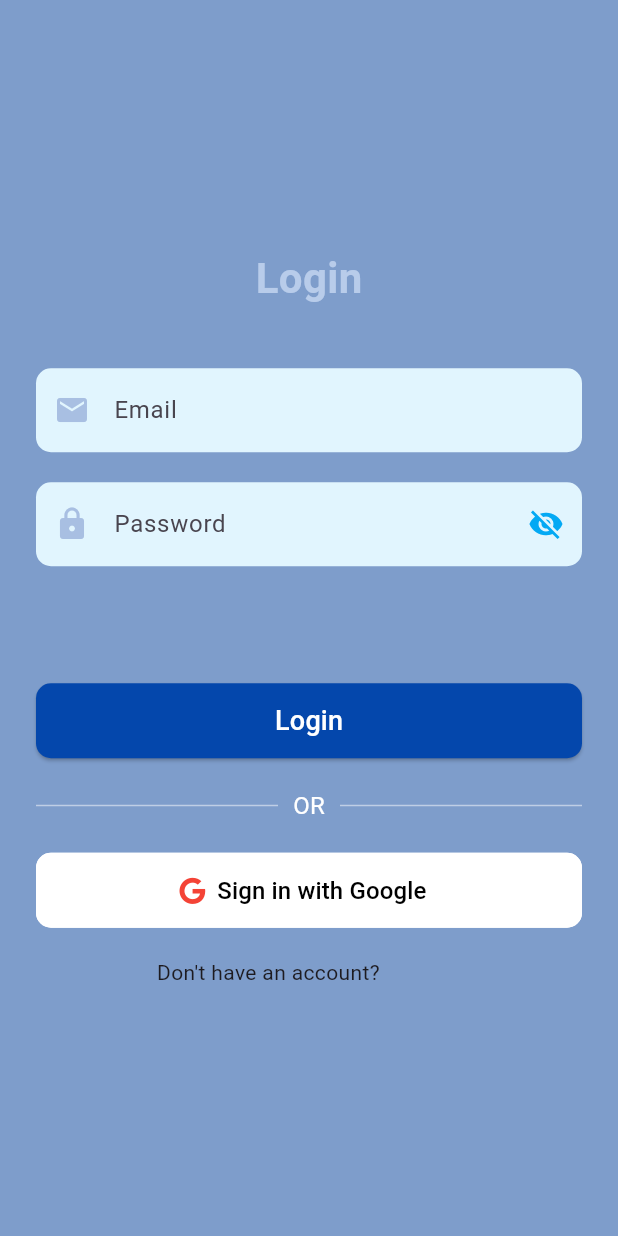
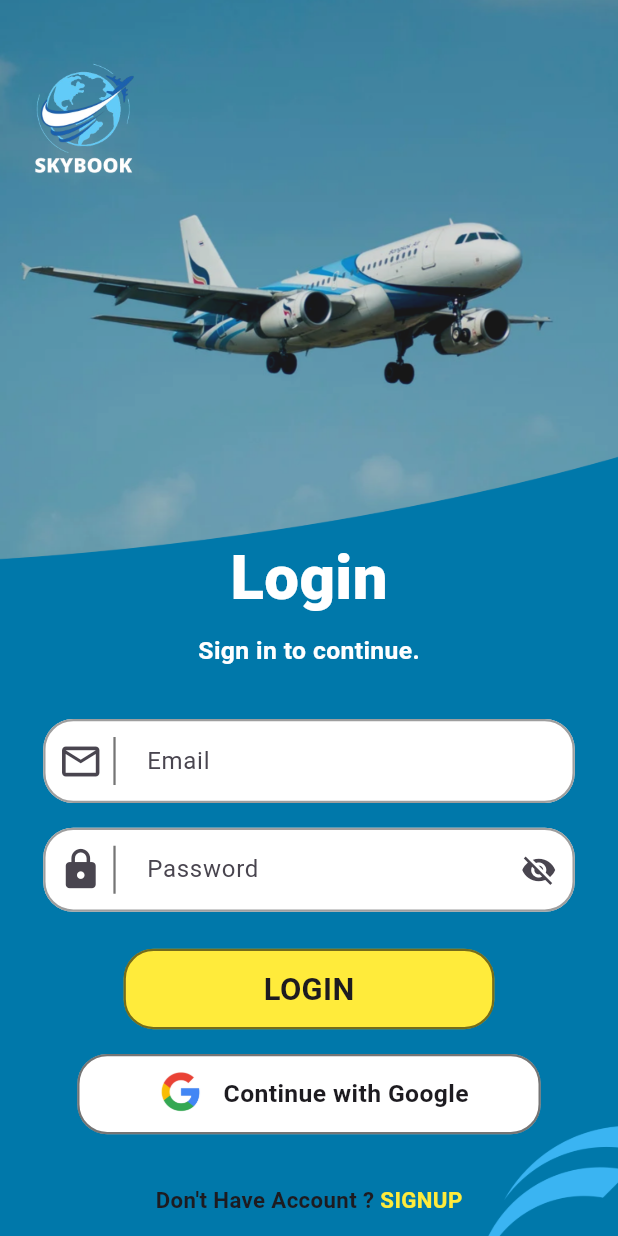
Before and after one commit to Rijan77/flight-tracker, a Flutter app: the LoginPage screen opened directly, on a phone screen of 412 x 824 dp. Run offline on Flutter 3.47's test engine with Material 3 defaults, Android fonts, the light colour scheme and no system bars; our stand-ins replace font_awesome_flutter.

Commit message:
Final Design of LoginPage

```diff
--- a/lib/GUI/Onbording.dart
+++ b/lib/GUI/Onbording.dart
@@ -1,4 +1,5 @@
 import 'package:flight_app/GUI/user_auth/LoginPage.dart';
+import 'package:flight_app/GUI/user_auth/Login_Page.dart';
 import 'package:flutter/material.dart';
 
 
@@ -75,7 +76,7 @@ class _OnbordingState extends State<Onboarding> {
 
                         InkWell(
                           onTap: (){
-                            Navigator.push(context, MaterialPageRoute(builder: (context) => const LoginPage()),
+                            Navigator.push(context, MaterialPageRoute(builder: (context) =>  LoginPage()),
                             );
                           },
                           child: Container(
--- a/lib/GUI/user_auth/LoginPage.dart
+++ b/lib/GUI/user_auth/LoginPage.dart
@@ -1,200 +1,200 @@
-import 'package:flutter/material.dart';
-import 'package:font_awesome_flutter/font_awesome_flutter.dart';
-
-class LoginPage extends StatefulWidget {
-  const LoginPage({super.key});
-
-  @override
-  State<LoginPage> createState() => _LoginPageState();
-}
-
-class _LoginPageState extends State<LoginPage> {
-  final TextEditingController _emailController = TextEditingController();
-  final TextEditingController _passwordController = TextEditingController();
-  bool _isPasswordVisible = false;
-
-  @override
-  void dispose() {
-    _emailController.dispose();
-    _passwordController.dispose();
-    super.dispose();
-  }
-
-  @override
-  Widget build(BuildContext context) {
-    return Scaffold(
-      backgroundColor: const Color(0xff7E9DCB),
-      body: Center(
-        child: Padding(
-          padding: const EdgeInsets.symmetric(horizontal: 24.0),
-          child: Column(
-            mainAxisAlignment: MainAxisAlignment.center,
-            children: [
-              const Text(
-                "Login",
-                style: TextStyle(
-                  fontSize: 28,
-                  fontWeight: FontWeight.bold,
-                  color: Color.fromARGB(255, 184, 204, 234),
-                ),
-              ),
-              const SizedBox(height: 40),
-
-              // Email Input
-              TextField(
-                controller: _emailController,
-                decoration: InputDecoration(
-                  filled: true,
-                  fillColor: Colors.lightBlue.shade50,
-                  prefixIcon: const Icon(Icons.email,
-                      color: Color.fromARGB(255, 168, 191, 226)),
-                  labelText: "Email",
-                  border: OutlineInputBorder(
-                    borderRadius: BorderRadius.circular(10),
-                    borderSide: BorderSide.none,
-                  ),
-                ),
-              ),
-              const SizedBox(height: 20),
-
-              // Password Input
-              TextField(
-                controller: _passwordController,
-                obscureText: !_isPasswordVisible,
-                decoration: InputDecoration(
-                  filled: true,
-                  fillColor: Colors.lightBlue.shade50,
-                  prefixIcon: const Icon(Icons.lock,
-                      color: Color.fromARGB(255, 168, 191, 226)),
-                  suffixIcon: IconButton(
-                    icon: Icon(
-                      _isPasswordVisible
-                          ? Icons.visibility
-                          : Icons.visibility_off,
-                      color: Colors.lightBlue,
-                    ),
-                    onPressed: () {
-                      setState(() {
-                        _isPasswordVisible = !_isPasswordVisible;
-                      });
-                    },
-                  ),
-                  labelText: "Password",
-                  border: OutlineInputBorder(
-                    borderRadius: BorderRadius.circular(10),
-                    borderSide: BorderSide.none,
-                  ),
-                ),
-              ),
-              const SizedBox(height: 10),
-
-              // Forgot Password
-              Align(
-                alignment: Alignment.centerRight,
-                child: TextButton(
-                  onPressed: () {},
-                  child: const Text(
-                    "Forgot Password?",
-                    style: TextStyle(color: Color(0xff7E9DCB)),
-                  ),
-                ),
-              ),
-              const SizedBox(height: 20),
-
-              // Login Button
-              SizedBox(
-                width: double.infinity,
-                height: 50,
-                child: ElevatedButton(
-                  onPressed: () {},
-                  style: ElevatedButton.styleFrom(
-                    backgroundColor: const Color.fromARGB(255, 4, 71, 172),
-                    shape: RoundedRectangleBorder(
-                      borderRadius: BorderRadius.circular(10),
-                    ),
-                  ),
-                  child: const Text(
-                    "Login",
-                    style: TextStyle(fontSize: 18, color: Colors.white),
-                  ),
-                ),
-              ),
-              const SizedBox(height: 20),
-
-              // Divider
-              Row(
-                children: [
-                  Expanded(
-                    child: Divider(
-                      color: Colors.white.withOpacity(0.5),
-                      thickness: 1,
-                    ),
-                  ),
-                  const Padding(
-                    padding: EdgeInsets.symmetric(horizontal: 10),
-                    child: Text(
-                      "OR",
-                      style: TextStyle(color: Colors.white, fontSize: 16),
-                    ),
-                  ),
-                  Expanded(
-                    child: Divider(
-                      color: Colors.white.withOpacity(0.5),
-                      thickness: 1,
-                    ),
-                  ),
-                ],
-              ),
-              const SizedBox(height: 20),
-
-              // Google Sign-In Button
-              SizedBox(
-                width: double.infinity,
-                height: 50,
-                child: OutlinedButton.icon(
-                  onPressed: () {
-                    // Handle Google Sign-In
-                  },
-                  icon: const FaIcon(
-                    FontAwesomeIcons.google,
-                    color: Colors.red,
-                  ),
-                  label: const Text(
-                    "Sign in with Google",
-                    style: TextStyle(fontSize: 16, color: Colors.black),
-                  ),
-                  style: OutlinedButton.styleFrom(
-                    side: const BorderSide(color: Colors.white),
-                    shape: RoundedRectangleBorder(
-                      borderRadius: BorderRadius.circular(10),
-                    ),
-                    backgroundColor: Colors.white,
-                  ),
-                ),
-              ),
-              const SizedBox(height: 20),
-
-              // Sign Up Link
-              Row(
-                mainAxisAlignment: MainAxisAlignment.center,
-                children: [
-                  const Text("Don't have an account? "),
-                  GestureDetector(
-                    onTap: () {},
-                    child: const Text(
-                      "Sign Up",
-                      style: TextStyle(
-                        color: Color(0xff7E9DCB),
-                        fontWeight: FontWeight.bold,
-                      ),
-                    ),
-                  ),
-                ],
-              ),
-            ],
-          ),
-        ),
-      ),
-    );
-  }
-}
+// import 'package:flutter/material.dart';
+// import 'package:font_awesome_flutter/font_awesome_flutter.dart';
+//
+// class LoginPage extends StatefulWidget {
+//   const LoginPage({super.key});
+//
+//   @override
+//   State<LoginPage> createState() => _LoginPageState();
+// }
+//
+// class _LoginPageState extends State<LoginPage> {
+//   final TextEditingController _emailController = TextEditingController();
+//   final TextEditingController _passwordController = TextEditingController();
+//   bool _isPasswordVisible = false;
+//
+//   @override
+//   void dispose() {
+//     _emailController.dispose();
+//     _passwordController.dispose();
+//     super.dispose();
+//   }
+//
+//   @override
+//   Widget build(BuildContext context) {
+//     return Scaffold(
+//       backgroundColor: const Color(0xff7E9DCB),
+//       body: Center(
+//         child: Padding(
+//           padding: const EdgeInsets.symmetric(horizontal: 24.0),
+//           child: Column(
+//             mainAxisAlignment: MainAxisAlignment.center,
+//             children: [
+//               const Text(
+//                 "Login",
+//                 style: TextStyle(
+//                   fontSize: 28,
+//                   fontWeight: FontWeight.bold,
+//                   color: Color.fromARGB(255, 184, 204, 234),
+//                 ),
+//               ),
+//               const SizedBox(height: 40),
+//
+//               // Email Input
+//               TextField(
+//                 controller: _emailController,
+//                 decoration: InputDecoration(
+//                   filled: true,
+//                   fillColor: Colors.lightBlue.shade50,
+//                   prefixIcon: const Icon(Icons.email,
+//                       color: Color.fromARGB(255, 168, 191, 226)),
+//                   labelText: "Email",
+//                   border: OutlineInputBorder(
+//                     borderRadius: BorderRadius.circular(10),
+//                     borderSide: BorderSide.none,
+//                   ),
+//                 ),
+//               ),
+//               const SizedBox(height: 20),
+//
+//               // Password Input
+//               TextField(
+//                 controller: _passwordController,
+//                 obscureText: !_isPasswordVisible,
+//                 decoration: InputDecoration(
+//                   filled: true,
+//                   fillColor: Colors.lightBlue.shade50,
+//                   prefixIcon: const Icon(Icons.lock,
+//                       color: Color.fromARGB(255, 168, 191, 226)),
+//                   suffixIcon: IconButton(
+//                     icon: Icon(
+//                       _isPasswordVisible
+//                           ? Icons.visibility
+//                           : Icons.visibility_off,
+//                       color: Colors.lightBlue,
+//                     ),
+//                     onPressed: () {
+//                       setState(() {
+//                         _isPasswordVisible = !_isPasswordVisible;
+//                       });
+//                     },
+//                   ),
+//                   labelText: "Password",
+//                   border: OutlineInputBorder(
+//                     borderRadius: BorderRadius.circular(10),
+//                     borderSide: BorderSide.none,
+//                   ),
+//                 ),
+//               ),
+//               const SizedBox(height: 10),
+//
+//               // Forgot Password
+//               Align(
+//                 alignment: Alignment.centerRight,
+//                 child: TextButton(
+//                   onPressed: () {},
+//                   child: const Text(
+//                     "Forgot Password?",
+//                     style: TextStyle(color: Color(0xff7E9DCB)),
+//                   ),
+//                 ),
+//               ),
+//               const SizedBox(height: 20),
+//
+//               // Login Button
+//               SizedBox(
+//                 width: double.infinity,
+//                 height: 50,
+//                 child: ElevatedButton(
+//                   onPressed: () {},
+//                   style: ElevatedButton.styleFrom(
+//                     backgroundColor: const Color.fromARGB(255, 4, 71, 172),
+//                     shape: RoundedRectangleBorder(
+//                       borderRadius: BorderRadius.circular(10),
+//                     ),
+//                   ),
+//                   child: const Text(
+//                     "Login",
+//                     style: TextStyle(fontSize: 18, color: Colors.white),
+//                   ),
+//                 ),
+//               ),
+//               const SizedBox(height: 20),
+//
+//               // Divider
+//               Row(
+//                 children: [
+//                   Expanded(
+//                     child: Divider(
+//                       color: Colors.white.withOpacity(0.5),
+//                       thickness: 1,
+//                     ),
+//                   ),
+//                   const Padding(
+//                     padding: EdgeInsets.symmetric(horizontal: 10),
+//                     child: Text(
+//                       "OR",
+//                       style: TextStyle(color: Colors.white, fontSize: 16),
+//                     ),
+//                   ),
+//                   Expanded(
+//                     child: Divider(
+//                       color: Colors.white.withOpacity(0.5),
+//                       thickness: 1,
+//                     ),
+//                   ),
+//                 ],
+//               ),
+//               const SizedBox(height: 20),
+//
+//               // Google Sign-In Button
+//               SizedBox(
+//                 width: double.infinity,
+//                 height: 50,
+//                 child: OutlinedButton.icon(
+//                   onPressed: () {
+//                     // Handle Google Sign-In
+//                   },
+//                   icon: const FaIcon(
+//                     FontAwesomeIcons.google,
+//                     color: Colors.red,
+//                   ),
+//                   label: const Text(
+//                     "Sign in with Google",
+//                     style: TextStyle(fontSize: 16, color: Colors.black),
+//                   ),
+//                   style: OutlinedButton.styleFrom(
+//                     side: const BorderSide(color: Colors.white),
+//                     shape: RoundedRectangleBorder(
+//                       borderRadius: BorderRadius.circular(10),
+//                     ),
+//                     backgroundColor: Colors.white,
+//                   ),
+//                 ),
+//               ),
+//               const SizedBox(height: 20),
+//
+//               // Sign Up Link
+//               Row(
+//                 mainAxisAlignment: MainAxisAlignment.center,
+//                 children: [
+//                   const Text("Don't have an account? "),
+//                   GestureDetector(
+//                     onTap: () {},
+//                     child: const Text(
+//                       "Sign Up",
+//                       style: TextStyle(
+//                         color: Color(0xff7E9DCB),
+//                         fontWeight: FontWeight.bold,
+//                       ),
+//                     ),
+//                   ),
+//                 ],
+//               ),
+//             ],
+//           ),
+//         ),
+//       ),
+//     );
+//   }
+// }
--- /dev/null
+++ b/lib/GUI/user_auth/Login_Page.dart
@@ -0,0 +1,227 @@
+import 'package:flutter/material.dart';
+import 'package:font_awesome_flutter/font_awesome_flutter.dart';
+
+class LoginPage extends StatefulWidget {
+  const LoginPage({super.key});
+
+  @override
+  State<LoginPage> createState() => _LoginPageState();
+}
+
+class _LoginPageState extends State<LoginPage> {
+  bool _isPasswordVisible = false;
+
+  @override
+  Widget build(BuildContext context) {
+    final screenHeight = MediaQuery.of(context).size.height;
+    final screenWidth = MediaQuery.of(context).size.width;
+
+    return Scaffold(
+      body: Stack(
+        fit: StackFit.expand,
+        children: [
+          Image.asset(
+            "lib/Assets/Main3.png",
+            fit: BoxFit.cover,
+          ),
+          SingleChildScrollView(
+            child: Column(
+              children: [
+                Padding(
+                  padding: EdgeInsets.only(right: screenWidth * 0.73,),
+                  child: Image.asset(
+                    "lib/Assets/Logo-bg.png",
+                    width: screenWidth * 0.6,
+                    height: screenHeight * 0.2,
+                  ),
+                ),
+                SizedBox(height: screenHeight * 0.231),
+                Center(
+                  child: Column(
+                    children: [
+                      Text(
+                        "Login",
+                        style: TextStyle(
+                          fontSize: screenHeight * 0.05,
+                          fontWeight: FontWeight.w800,
+                          color: Colors.white,
+                        ),
+                      ),
+                      SizedBox(height: screenHeight * 0.01),
+                      Text(
+                        "Sign in to continue.",
+                        style: TextStyle(
+                          fontSize: screenHeight * 0.02,
+                          fontWeight: FontWeight.w600,
+                          color: Colors.white,
+                        ),
+                      ),
+                    ],
+                  ),
+                ),
+                SizedBox(height: screenHeight * 0.04),
+                Padding(
+                  padding: EdgeInsets.symmetric(horizontal: screenWidth * 0.07),
+                  child: TextField(
+                    decoration: InputDecoration(
+                      filled: true,
+                      fillColor: Colors.white,
+                      prefixIcon: const Padding(
+                        padding: EdgeInsets.only(left: 10, right: 10),
+                        child: Row(
+                          mainAxisSize: MainAxisSize.min,
+                          children: [
+                            Icon(Icons.email_outlined, size: 30),
+                            SizedBox(
+                              height: 32,
+                              child: VerticalDivider(
+                                color: Colors.black54,
+                                thickness: 1.5,
+                                width: 15,
+                              ),
+                            )
+                          ],
+                        ),
+                      ),
+                      labelText: "Email",
+                      enabledBorder: OutlineInputBorder(
+                        borderRadius: BorderRadius.circular(20),
+                        borderSide: const BorderSide(color: Colors.grey, width: 1.5),
+                      ),
+                      focusedBorder: OutlineInputBorder(
+                        borderRadius: BorderRadius.circular(20),
+                        borderSide: const BorderSide(color: Colors.yellowAccent, width: 1.6),
+                      ),
+                    ),
+                  ),
+                ),
+                SizedBox(height: screenHeight * 0.02),
+                Padding(
+                  padding: EdgeInsets.symmetric(horizontal: screenWidth * 0.07),
+                  child: TextField(
+                    obscureText: !_isPasswordVisible,
+                    decoration: InputDecoration(
+                      filled: true,
+                      fillColor: Colors.white,
+                      suffixIcon: IconButton(
+                        onPressed: () {
+                          setState(() {
+                            _isPasswordVisible = !_isPasswordVisible;
+                          });
+                        },
+                        icon: Icon(
+                          _isPasswordVisible ? Icons.visibility : Icons.visibility_off,
+                        ),
+                      ),
+                      prefixIcon: const Padding(
+                        padding: EdgeInsets.only(left: 10, right: 10),
+                        child: Row(
+                          mainAxisSize: MainAxisSize.min,
+                          children: [
+                            Icon(Icons.lock, size: 30),
+                            SizedBox(
+                              height: 32,
+                              child: VerticalDivider(
+                                color: Colors.black54,
+                                thickness: 1.5,
+                                width: 15,
+                              ),
+                            )
+                          ],
+                        ),
+                      ),
+                      labelText: "Password",
+                      enabledBorder: OutlineInputBorder(
+                        borderRadius: BorderRadius.circular(20),
+                        borderSide: const BorderSide(color: Colors.grey, width: 1.5),
+                      ),
+                      focusedBorder: OutlineInputBorder(
+                        borderRadius: BorderRadius.circular(20),
+                        borderSide: const BorderSide(color: Colors.yellowAccent, width: 1.6),
+                      ),
+                    ),
+                  ),
+                ),
+                SizedBox(height: screenHeight * 0.03),
+                FractionallySizedBox(
+                  widthFactor: 0.6,
+                  child: Container(
+                    height: screenHeight * 0.065,
+                    decoration: BoxDecoration(
+                      color: Colors.yellow,
+                      borderRadius: BorderRadius.circular(20),
+                      border: Border.all(color: Colors.black54, width: 1.5),
+                    ),
+                    child: Center(
+                      child: Text(
+                        "LOGIN",
+                        style: TextStyle(
+                          fontSize: screenHeight * 0.025,
+                          fontWeight: FontWeight.w600,
+                        ),
+                      ),
+                    ),
+                  ),
+                ),
+                SizedBox(height: screenHeight * 0.02),
+                FractionallySizedBox(
+                  widthFactor: 0.75,
+                  child: Container(
+                    height: screenHeight * 0.065,
+                    decoration: BoxDecoration(
+                      color: Colors.white,
+                      borderRadius: BorderRadius.circular(20),
+                      border: Border.all(color: Colors.black54, width: 1.5),
+                    ),
+                    child: Row(
+                      mainAxisAlignment: MainAxisAlignment.center,
+                      children: [
+                        Image.asset(
+                          "lib/Assets/Google Logo.png",
+                          height: screenHeight * 0.05,
+                          width: screenHeight * 0.05,
+                        ),
+                        SizedBox(width: screenWidth * 0.02),
+                        Text(
+                          "Continue with Google",
+                          style: TextStyle(
+                            fontSize: screenHeight * 0.02,
+                            fontWeight: FontWeight.w600,
+                          ),
+                        ),
+                      ],
+                    ),
+                  ),
+                ),
+                SizedBox(height: screenHeight * 0.04),
+                Row(
+                  mainAxisAlignment: MainAxisAlignment.center,
+                  children: [
+                    Text(
+                      "Don't Have Account ? ",
+                      style: TextStyle(
+                        fontSize: screenHeight * 0.018,
+                        fontWeight: FontWeight.w600,
+                      ),
+                    ),
+                    InkWell(
+                      onTap: () {},
+                      child: Text(
+                        "SIGNUP",
+                        style: TextStyle(
+                          color: Colors.yellow,
+                          fontWeight: FontWeight.w700,
+                          fontSize: screenHeight * 0.018,
+                        ),
+                      ),
+                    ),
+                  ],
+                ),
+              ],
+            ),
+          ),
+        ],
+      ),
+    );
+  }
+}
--- a/lib/main.dart
+++ b/lib/main.dart
@@ -1,5 +1,6 @@
 import 'package:flutter/material.dart';
 import 'GUI/Splash_Screen.dart';
+import 'GUI/user_auth/Login_Page.dart';
 
 void main() {
   runApp(const MyApp());
@@ -13,7 +14,7 @@ class MyApp extends StatelessWidget {
   Widget build(BuildContext context) {
     return const MaterialApp(
       debugShowCheckedModeBanner: false,
-      home: SplashScreen (),
+      home: LoginPage (),
     );
   }
 }
```
Also changed, not shown: lib/Assets/AppLogo-bg.png (added), lib/Assets/Google Logo.png (added), lib/Assets/Login.png (added), lib/Assets/Logo-3.png (added), lib/Assets/Logo-bg.png (added), lib/Assets/Logo.png (added), lib/Assets/Main3.png (added).
